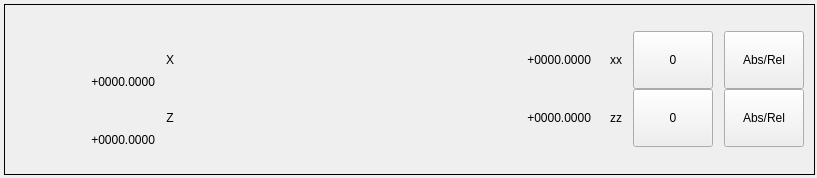
Above: src/teachinlathe/widgets/teachin_lathe_dro.ui from 85vmh/teachinlathe before the change. Below: the same form after it.
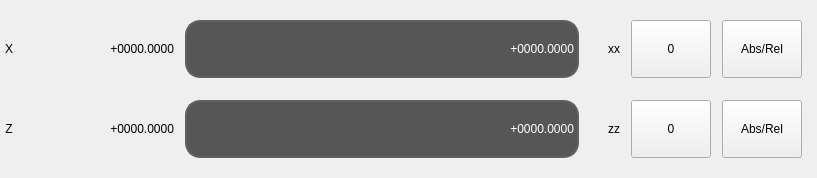
That is the form after the change.

Diff of the .ui file:
```diff
--- a/src/teachinlathe/widgets/teachin_lathe_dro.ui
+++ b/src/teachinlathe/widgets/teachin_lathe_dro.ui
@@ -16,43 +16,56 @@
   <widget class="QFrame" name="verticalFrame">
    <property name="geometry">
     <rect>
-     <x>4</x>
+     <x>1</x>
      <y>4</y>
      <width>811</width>
      <height>171</height>
     </rect>
    </property>
    <property name="frameShape">
-    <enum>QFrame::Box</enum>
+    <enum>QFrame::NoFrame</enum>
    </property>
    <layout class="QVBoxLayout" name="verticalLayout">
     <property name="leftMargin">
      <number>0</number>
     </property>
     <property name="topMargin">
-     <number>0</number>
+     <number>4</number>
     </property>
     <property name="rightMargin">
      <number>0</number>
     </property>
     <property name="bottomMargin">
-     <number>0</number>
+     <number>4</number>
     </property>
     <item>
+     <widget class="QFrame" name="">
+      <property name="lineWidth">
+       <number>0</number>
+      </property>
      <layout class="QGridLayout" name="gridLayout">
+       <property name="leftMargin">
+        <number>4</number>
+       </property>
+       <property name="topMargin">
+        <number>0</number>
+       </property>
       <property name="rightMargin">
        <number>10</number>
       </property>
+       <property name="bottomMargin">
+        <number>0</number>
+       </property>
       <property name="horizontalSpacing">
        <number>11</number>
       </property>
       <property name="verticalSpacing">
-       <number>0</number>
-      </property>
-      <item row="1" column="0">
+        <number>10</number>
+       </property>
+       <item row="1" column="1">
        <widget class="QLabel" name="zSecondaryDro">
         <property name="sizePolicy">
-         <sizepolicy hsizetype="Fixed" vsizetype="Preferred">
+          <sizepolicy hsizetype="Preferred" vsizetype="Preferred">
           <horstretch>0</horstretch>
           <verstretch>0</verstretch>
          </sizepolicy>
@@ -70,47 +83,67 @@
          <string>+0000.0000</string>
         </property>
         <property name="alignment">
-         <set>Qt::AlignBottom|Qt::AlignRight|Qt::AlignTrailing</set>
+          <set>Qt::AlignRight|Qt::AlignTrailing|Qt::AlignVCenter</set>
         </property>
         <property name="margin">
          <number>7</number>
         </property>
        </widget>
       </item>
-      <item row="0" column="2">
-       <widget class="QLabel" name="xPrimaryDro">
+       <item row="0" column="4">
+        <widget class="QLabel" name="xUnit">
+         <property name="sizePolicy">
+          <sizepolicy hsizetype="Maximum" vsizetype="Preferred">
+           <horstretch>0</horstretch>
+           <verstretch>0</verstretch>
+          </sizepolicy>
+         </property>
+         <property name="minimumSize">
+          <size>
+           <width>30</width>
+           <height>0</height>
+          </size>
+         </property>
         <property name="styleSheet">
-         <string notr="true">font: 50pt &quot;Noto Sans Display&quot;;</string>
+          <string notr="true">font: 20pt &quot;Noto Sans&quot;;</string>
         </property>
         <property name="text">
-         <string>+0000.0000</string>
+          <string>xx</string>
         </property>
         <property name="alignment">
          <set>Qt::AlignRight|Qt::AlignTrailing|Qt::AlignVCenter</set>
+         </property>
+         <property name="margin">
+          <number>0</number>
+         </property>
+        </widget>
+       </item>
+       <item row="0" column="0">
+        <widget class="QLabel" name="xLabel">
+         <property name="sizePolicy">
+          <sizepolicy hsizetype="Fixed" vsizetype="Fixed">
+           <horstretch>0</horstretch>
+           <verstretch>0</verstretch>
+          </sizepolicy>
+         </property>
+         <property name="minimumSize">
+          <size>
+           <width>0</width>
+           <height>0</height>
+          </size>
+         </property>
+         <property name="styleSheet">
+          <string notr="true">font: 60pt &quot;Noto Sans&quot;;</string>
+         </property>
+         <property name="text">
+          <string>X</string>
+         </property>
+         <property name="alignment">
+          <set>Qt::AlignCenter</set>
         </property>
        </widget>
       </item>
       <item row="1" column="5">
-       <widget class="QPushButton" name="zAbsRel">
-        <property name="sizePolicy">
-         <sizepolicy hsizetype="Fixed" vsizetype="Fixed">
-          <horstretch>0</horstretch>
-          <verstretch>0</verstretch>
-         </sizepolicy>
-        </property>
-        <property name="styleSheet">
-         <string notr="true">QPushButton {
-    min-height: 50px;
-    min-width: 50px;
-    font: 14pt &quot;DejaVu Sans&quot;;
-}</string>
-        </property>
-        <property name="text">
-         <string>Abs/Rel</string>
-        </property>
-       </widget>
-      </item>
-      <item row="1" column="4">
        <widget class="QPushButton" name="zZero">
         <property name="sizePolicy">
          <sizepolicy hsizetype="Fixed" vsizetype="Fixed">
@@ -130,7 +163,56 @@
         </property>
        </widget>
       </item>
-      <item row="0" column="4">
+       <item row="0" column="1">
+        <widget class="QLabel" name="xSecondaryDro">
+         <property name="sizePolicy">
+          <sizepolicy hsizetype="Fixed" vsizetype="Preferred">
+           <horstretch>0</horstretch>
+           <verstretch>0</verstretch>
+          </sizepolicy>
+         </property>
+         <property name="minimumSize">
+          <size>
+           <width>150</width>
+           <height>0</height>
+          </size>
+         </property>
+         <property name="styleSheet">
+          <string notr="true">font: 57 20pt &quot;Noto Sans&quot;;</string>
+         </property>
+         <property name="text">
+          <string>+0000.0000</string>
+         </property>
+         <property name="alignment">
+          <set>Qt::AlignRight|Qt::AlignTrailing|Qt::AlignVCenter</set>
+         </property>
+         <property name="margin">
+          <number>7</number>
+         </property>
+        </widget>
+       </item>
+       <item row="0" column="3">
+        <widget class="QLabel" name="xPrimaryDro">
+         <property name="styleSheet">
+          <string notr="true">QLabel {
+    border-style: solid;
+    border-color: rgb(96, 96, 97);
+    border-width: 2px;
+    border-radius: 15px;
+    color: white;
+    background: rgb(86, 86, 87);
+	font: 50pt &quot;Noto Sans Display&quot;;
+}</string>
+         </property>
+         <property name="text">
+          <string>+0000.0000</string>
+         </property>
+         <property name="alignment">
+          <set>Qt::AlignRight|Qt::AlignTrailing|Qt::AlignVCenter</set>
+         </property>
+        </widget>
+       </item>
+       <item row="0" column="5">
        <widget class="QPushButton" name="xZero">
         <property name="sizePolicy">
          <sizepolicy hsizetype="Fixed" vsizetype="Fixed">
@@ -153,7 +235,7 @@
         </property>
        </widget>
       </item>
-      <item row="1" column="1">
+       <item row="1" column="0">
        <widget class="QLabel" name="zLabel">
         <property name="sizePolicy">
          <sizepolicy hsizetype="Fixed" vsizetype="Fixed">
@@ -172,38 +254,58 @@
         </property>
        </widget>
       </item>
-      <item row="0" column="0">
-       <widget class="QLabel" name="xSecondaryDro">
+       <item row="0" column="6">
+        <widget class="QPushButton" name="xAbsRel">
         <property name="sizePolicy">
-         <sizepolicy hsizetype="Fixed" vsizetype="Preferred">
+          <sizepolicy hsizetype="Fixed" vsizetype="Fixed">
           <horstretch>0</horstretch>
           <verstretch>0</verstretch>
          </sizepolicy>
         </property>
-        <property name="minimumSize">
-         <size>
-          <width>150</width>
-          <height>0</height>
-         </size>
-        </property>
         <property name="styleSheet">
-         <string notr="true">font: 20pt &quot;Noto Sans&quot;;</string>
+          <string notr="true">QPushButton {
+    min-height: 50px;
+    min-width: 50px;
+    font: 14pt &quot;DejaVu Sans&quot;;
+}</string>
         </property>
         <property name="text">
-         <string>+0000.0000</string>
-        </property>
-        <property name="alignment">
-         <set>Qt::AlignBottom|Qt::AlignRight|Qt::AlignTrailing</set>
-        </property>
-        <property name="margin">
-         <number>7</number>
-        </property>
-       </widget>
-      </item>
-      <item row="1" column="2">
+          <string>Abs/Rel</string>
+         </property>
+        </widget>
+       </item>
+       <item row="1" column="6">
+        <widget class="QPushButton" name="zAbsRel">
+         <property name="sizePolicy">
+          <sizepolicy hsizetype="Fixed" vsizetype="Fixed">
+           <horstretch>0</horstretch>
+           <verstretch>0</verstretch>
+          </sizepolicy>
+         </property>
+         <property name="styleSheet">
+          <string notr="true">QPushButton {
+    min-height: 50px;
+    min-width: 50px;
+    font: 14pt &quot;DejaVu Sans&quot;;
+}</string>
+         </property>
+         <property name="text">
+          <string>Abs/Rel</string>
+         </property>
+        </widget>
+       </item>
+       <item row="1" column="3">
        <widget class="QLabel" name="zPrimaryDro">
         <property name="styleSheet">
-         <string notr="true">font: 50pt &quot;Noto Sans Display&quot;;</string>
+          <string notr="true">QLabel {
+    border-style: solid;
+    border-color: rgb(96, 96, 97);
+    border-width: 2px;
+    border-radius: 15px;
+    color: white;
+    background: rgb(86, 86, 87);
+	font: 50pt &quot;Noto Sans Display&quot;;
+}</string>
         </property>
         <property name="text">
          <string>+0000.0000</string>
@@ -219,80 +321,7 @@
         </property>
        </widget>
       </item>
-      <item row="0" column="5">
-       <widget class="QPushButton" name="xAbsRel">
-        <property name="sizePolicy">
-         <sizepolicy hsizetype="Fixed" vsizetype="Fixed">
-          <horstretch>0</horstretch>
-          <verstretch>0</verstretch>
-         </sizepolicy>
-        </property>
-        <property name="styleSheet">
-         <string notr="true">QPushButton {
-    min-height: 50px;
-    min-width: 50px;
-    font: 14pt &quot;DejaVu Sans&quot;;
-}</string>
-        </property>
-        <property name="text">
-         <string>Abs/Rel</string>
-        </property>
-       </widget>
-      </item>
-      <item row="0" column="3">
-       <widget class="QLabel" name="xUnit">
-        <property name="sizePolicy">
-         <sizepolicy hsizetype="Maximum" vsizetype="Preferred">
-          <horstretch>0</horstretch>
-          <verstretch>0</verstretch>
-         </sizepolicy>
-        </property>
-        <property name="minimumSize">
-         <size>
-          <width>20</width>
-          <height>0</height>
-         </size>
-        </property>
-        <property name="styleSheet">
-         <string notr="true">font: 20pt &quot;Noto Sans&quot;;</string>
-        </property>
-        <property name="text">
-         <string>xx</string>
-        </property>
-        <property name="alignment">
-         <set>Qt::AlignRight|Qt::AlignTrailing|Qt::AlignVCenter</set>
-        </property>
-        <property name="margin">
-         <number>0</number>
-        </property>
-       </widget>
-      </item>
-      <item row="0" column="1">
-       <widget class="QLabel" name="xLabel">
-        <property name="sizePolicy">
-         <sizepolicy hsizetype="Fixed" vsizetype="Fixed">
-          <horstretch>0</horstretch>
-          <verstretch>0</verstretch>
-         </sizepolicy>
-        </property>
-        <property name="minimumSize">
-         <size>
-          <width>0</width>
-          <height>0</height>
-         </size>
-        </property>
-        <property name="styleSheet">
-         <string notr="true">font: 60pt &quot;Noto Sans&quot;;</string>
-        </property>
-        <property name="text">
-         <string>X</string>
-        </property>
-        <property name="alignment">
-         <set>Qt::AlignCenter</set>
-        </property>
-       </widget>
-      </item>
-      <item row="1" column="3">
+       <item row="1" column="4">
        <widget class="QLabel" name="zUnit">
         <property name="sizePolicy">
          <sizepolicy hsizetype="Maximum" vsizetype="Preferred">
@@ -302,7 +331,7 @@
         </property>
         <property name="minimumSize">
          <size>
-          <width>20</width>
+           <width>30</width>
           <height>0</height>
          </size>
         </property>
@@ -321,6 +350,7 @@
        </widget>
       </item>
      </layout>
+     </widget>
     </item>
    </layout>
   </widget>
```
Left out of the diff: 2 changed lines with no effect on the pictures. Lines whose indentation alone changed are shown as unchanged.
